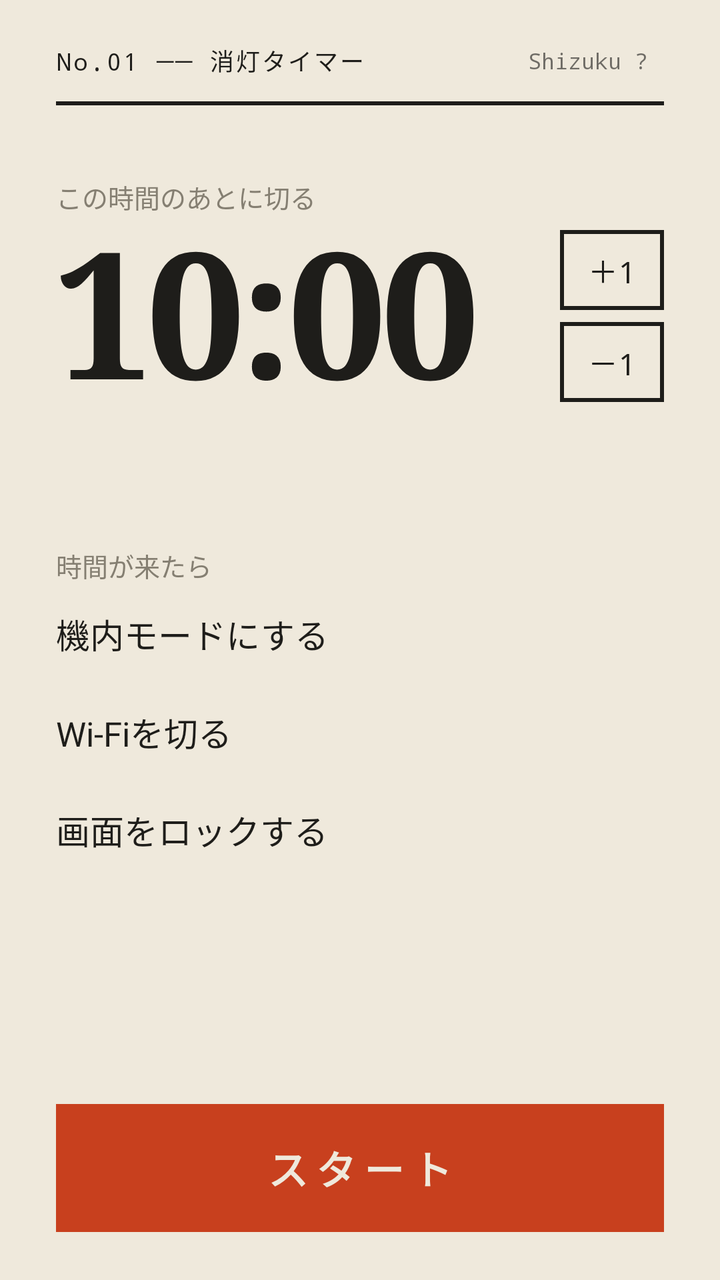
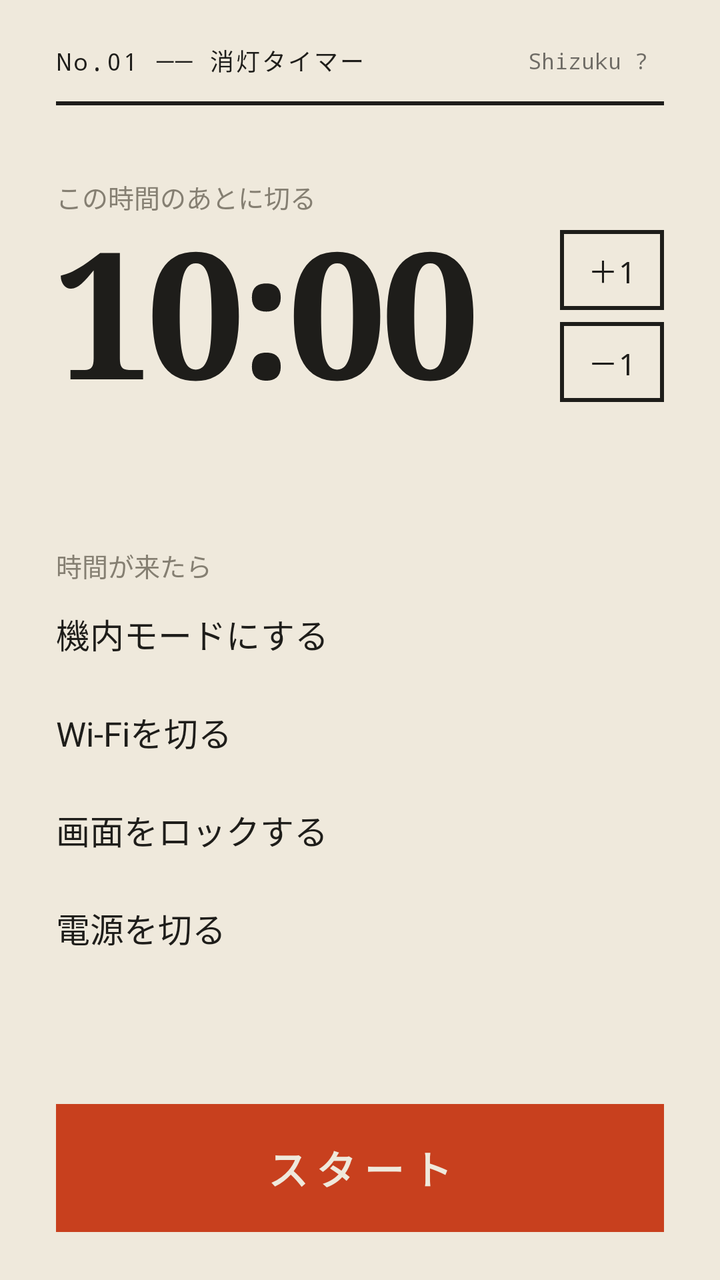

The first picture is an Android layout as it rendered before a commit; the second is the same layout after the commit. The layout source and the unified diff follow.
<!-- AndroidManifest.xml: application theme Paper -->
<!-- res/layout/activity_main.xml -->
<?xml version="1.0" encoding="utf-8"?>
<LinearLayout xmlns:android="http://schemas.android.com/apk/res/android"
    android:layout_width="match_parent"
    android:layout_height="match_parent"
    android:background="@color/paper"
    android:fitsSystemWindows="true"
    android:orientation="vertical"
    android:paddingStart="28dp"
    android:paddingEnd="28dp"
    android:paddingTop="20dp"
    android:paddingBottom="24dp">

    
    <LinearLayout
        android:layout_width="match_parent"
        android:layout_height="wrap_content"
        android:orientation="horizontal"
        android:gravity="center_vertical">

        <TextView
            android:layout_width="0dp"
            android:layout_height="wrap_content"
            android:layout_weight="1"
            android:text="No.01 ── 消灯タイマー"
            android:textColor="@color/ink"
            android:fontFamily="monospace"
            android:textSize="12sp"
            android:letterSpacing="0.08" />

        <TextView
            android:id="@+id/shizukuStatus"
            android:layout_width="wrap_content"
            android:layout_height="wrap_content"
            android:paddingStart="8dp"
            android:paddingEnd="8dp"
            android:paddingTop="3dp"
            android:paddingBottom="3dp"
            android:fontFamily="monospace"
            android:textSize="11sp"
            android:text="Shizuku ?" />
    </LinearLayout>

    <View
        android:layout_width="match_parent"
        android:layout_height="2dp"
        android:layout_marginTop="10dp"
        android:background="@color/ink" />

    
    <TextView
        android:id="@+id/caption"
        android:layout_width="wrap_content"
        android:layout_height="wrap_content"
        android:layout_marginTop="36dp"
        android:text="この時間のあとに切る"
        android:textColor="@color/muted"
        android:textSize="13sp" />

    <LinearLayout
        android:layout_width="match_parent"
        android:layout_height="wrap_content"
        android:orientation="horizontal"
        android:gravity="bottom">

        <TextView
            android:id="@+id/bigTime"
            android:layout_width="0dp"
            android:layout_height="wrap_content"
            android:layout_weight="1"
            android:text="10:00"
            android:textColor="@color/ink"
            android:fontFamily="serif"
            android:textStyle="bold"
            android:textSize="88sp"
            android:includeFontPadding="false"
            android:letterSpacing="-0.03" />

        <LinearLayout
            android:id="@+id/adjustBox"
            android:layout_width="wrap_content"
            android:layout_height="wrap_content"
            android:orientation="vertical"
            android:layout_marginBottom="10dp">

            <TextView
                android:id="@+id/plus"
                style="@style/Square"
                android:text="＋1" />

            <TextView
                android:id="@+id/minus"
                style="@style/Square"
                android:layout_marginTop="6dp"
                android:text="－1" />
        </LinearLayout>
    </LinearLayout>

    
    <LinearLayout
        android:id="@+id/presetRow"
        android:layout_width="match_parent"
        android:layout_height="wrap_content"
        android:layout_marginTop="22dp"
        android:orientation="horizontal" />

    
    <TextView
        android:layout_width="wrap_content"
        android:layout_height="wrap_content"
        android:layout_marginTop="40dp"
        android:text="時間が来たら"
        android:textColor="@color/muted"
        android:textSize="13sp" />

    <TextView android:id="@+id/optAirplane" style="@style/Option" android:text="機内モードにする" />
    <TextView android:id="@+id/optWifi" style="@style/Option" android:text="Wi-Fiを切る" />
    <TextView android:id="@+id/optLock" style="@style/Option" android:text="画面をロックする" />

    <View
        android:layout_width="match_parent"
        android:layout_height="0dp"
        android:layout_weight="1" />

    <TextView
        android:id="@+id/message"
        android:layout_width="match_parent"
        android:layout_height="wrap_content"
        android:layout_marginBottom="10dp"
        android:textColor="@color/accent"
        android:textSize="13sp"
        android:visibility="gone" />

    <TextView
        android:id="@+id/startButton"
        android:layout_width="match_parent"
        android:layout_height="64dp"
        android:gravity="center"
        android:background="@drawable/fill_accent"
        android:text="スタート"
        android:textColor="@color/paper"
        android:textSize="20sp"
        android:textStyle="bold"
        android:letterSpacing="0.2" />
</LinearLayout>
<!-- resources referenced by this layout -->
<resources>
  <color name="accent">#C8401E</color>
  <color name="ink">#1E1D1A</color>
  <color name="muted">#857F72</color>
  <color name="paper">#EFE9DC</color>
  <!-- drawable fill_accent (drawable) -->
  <?xml version="1.0" encoding="utf-8"?>
  <shape xmlns:android="http://schemas.android.com/apk/res/android" android:shape="rectangle">
      <solid android:color="@color/accent" />
  </shape>
  <style name="Option">
          <item name="android:layout_width">match_parent</item>
          <item name="android:layout_height">wrap_content</item>
          <item name="android:paddingTop">12dp</item>
          <item name="android:paddingBottom">12dp</item>
          <item name="android:textColor">@color/ink</item>
          <item name="android:textSize">17sp</item>
          <item name="android:drawablePadding">14dp</item>
      </style>
  <style name="Square">
          <item name="android:layout_width">52dp</item>
          <item name="android:layout_height">40dp</item>
          <item name="android:gravity">center</item>
          <item name="android:background">@drawable/box</item>
          <item name="android:textColor">@color/ink</item>
          <item name="android:fontFamily">monospace</item>
          <item name="android:textSize">15sp</item>
      </style>
  <style name="Paper" parent="android:Theme.Material.Light.NoActionBar">
          <item name="android:windowBackground">@color/paper</item>
          <item name="android:statusBarColor">@color/paper</item>
          <item name="android:navigationBarColor">@color/paper</item>
          <item name="android:windowLightStatusBar">true</item>
          <item name="android:windowLightNavigationBar">true</item>
          <item name="android:colorAccent">@color/accent</item>
      </style>
  <!-- drawable box (drawable) -->
  <?xml version="1.0" encoding="utf-8"?>
  <shape xmlns:android="http://schemas.android.com/apk/res/android" android:shape="rectangle">
      <solid android:color="@android:color/transparent" />
      <stroke android:width="2dp" android:color="@color/ink" />
  </shape>
</resources>

<!-- the commit's change to res/layout/activity_main.xml (unified diff, before → after) -->
@@ -115,6 +115,7 @@
     <TextView android:id="@+id/optAirplane" style="@style/Option" android:text="機内モードにする" />
     <TextView android:id="@+id/optWifi" style="@style/Option" android:text="Wi-Fiを切る" />
     <TextView android:id="@+id/optLock" style="@style/Option" android:text="画面をロックする" />
+    <TextView android:id="@+id/optPower" style="@style/Option" android:text="電源を切る" />
 
     <View
         android:layout_width="match_parent"
